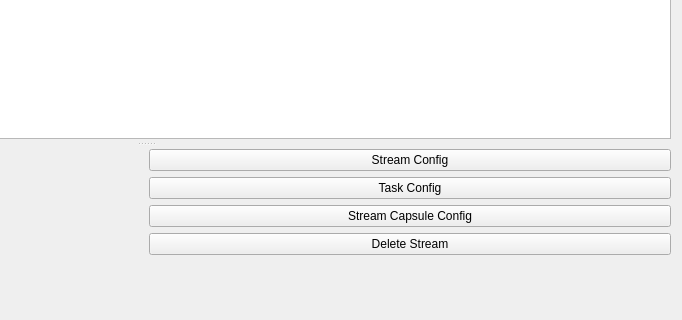
Before: the Qt Designer form brainframe_qt/ui/main_window/video_expanded_view/video_expanded_view.ui in aotuai/brainframe-qt, drawn with Qt 5; both pictures show x 391 to 1073 and y 300 to 620 of the 1073 by 749 pixel window.
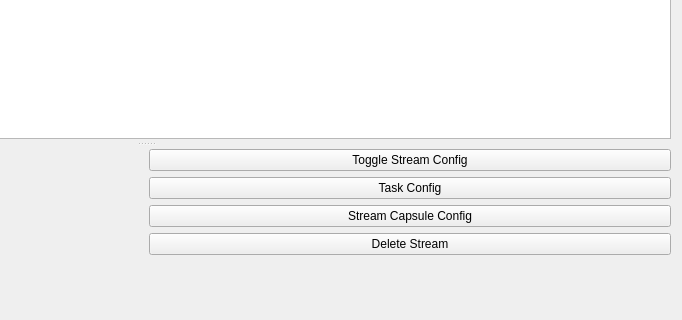
After: the same form once the commit is applied. Custom widgets are drawn as their Qt base class.

Commit message: BF-1278: Stream Config button now toggles

```diff
--- a/brainframe_qt/ui/main_window/video_expanded_view/video_expanded_view.ui
+++ b/brainframe_qt/ui/main_window/video_expanded_view/video_expanded_view.ui
@@ -101,7 +101,7 @@
             </sizepolicy>
            </property>
            <property name="text">
-            <string>Stream Config</string>
+            <string>Toggle Stream Config</string>
            </property>
           </widget>
          </item>
```
The commit also changes 3 other files.
